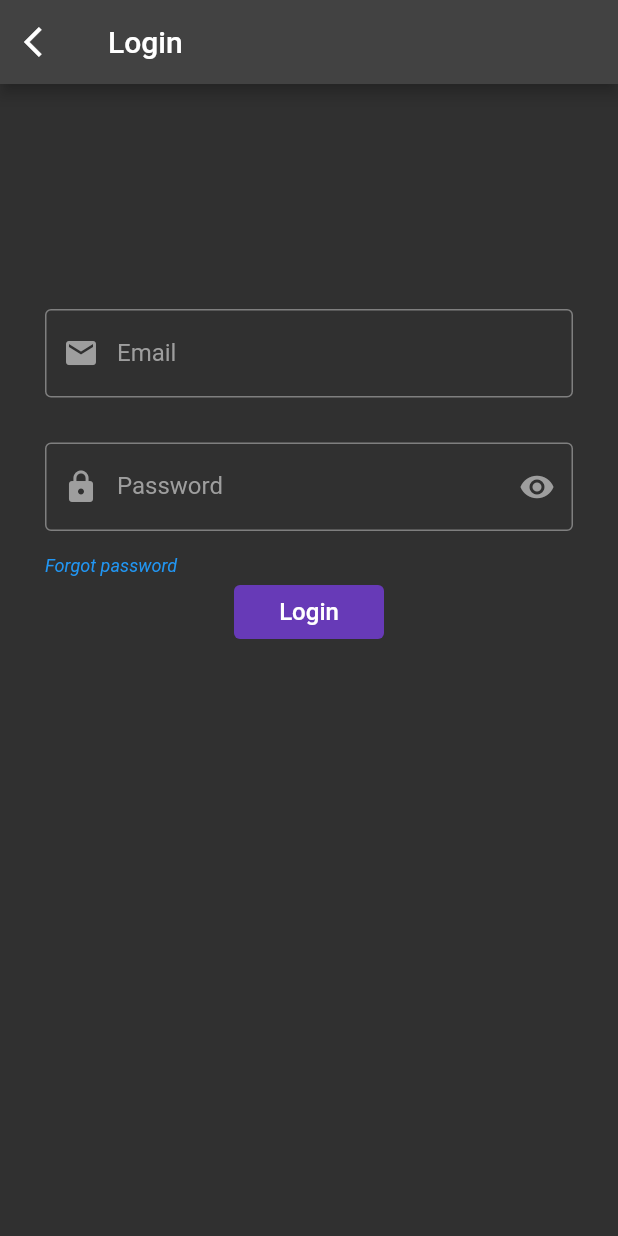
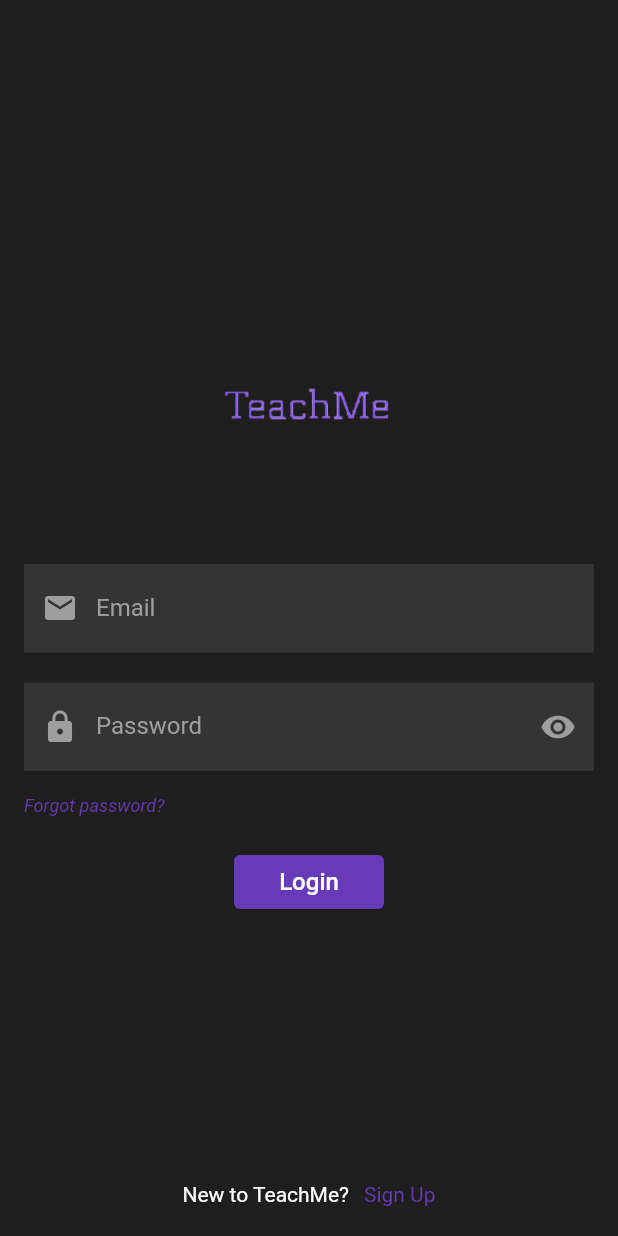
Before and after one commit to JosephLteif/QAProjectFrontEnd, a Flutter app: the screen it shows after launch, after a tap on "Login", on a phone screen of 412 x 824 dp. Run offline on Flutter 3.47's test engine with Material 2 defaults, Android fonts, the phone set to English and light mode, and no system bars; our stand-ins replace dio, flutter_signin_button, fluttertoast, shared_preferences.

Commit message:
Login Screen Done

```diff
--- a/lib/main.dart
+++ b/lib/main.dart
@@ -1,4 +1,3 @@
-
 import 'package:flutter/material.dart';
 import 'package:provider/provider.dart';
 import 'package:qa/utils/settings_prefs.dart';
@@ -24,8 +23,17 @@ class MyApp extends StatelessWidget {
   Widget build(BuildContext context) {
 //    FirebaseMessaging _fcm = FirebaseMessaging.instance;
 //    PushNotificationService(_fcm).initialise(context);
-    return const MaterialApp(
-      home: LandingPage(),
+    return MultiProvider(
+      providers: [
+        ChangeNotifierProvider<SettingsNotifier>(
+            create: (context) => SettingsNotifier()),
+      ],
+      child: Consumer<SettingsNotifier>(
+        builder: (context, value, child) => MaterialApp(
+          theme: value.getTheme(),
+          home: LandingPage(),
+        ),
+      ),
     );
   }
 }
--- a/lib/utils/settings_prefs.dart
+++ b/lib/utils/settings_prefs.dart
@@ -3,24 +3,24 @@ import 'package:qa/utils/storage_manager.dart';
 
 import 'material_color.dart';
 
-class SettingsNotifier extends ChangeNotifier{
+class SettingsNotifier extends ChangeNotifier {
   final darkTheme = ThemeData(
     primarySwatch: Colors.grey,
     primaryColor: Colors.black,
     brightness: Brightness.dark,
+    scaffoldBackgroundColor: const Color(0xFF1E1E1E),
     backgroundColor: const Color(0xFF212121),
     dividerColor: Colors.black12,
     buttonTheme: const ButtonThemeData(
       buttonColor: Colors.deepPurple,
-      textTheme: ButtonTextTheme.primary, //  <-- this auto selects the right color
+      textTheme:
+          ButtonTextTheme.primary, //  <-- this auto selects the right color
     ),
     textButtonTheme: TextButtonThemeData(
         style: TextButton.styleFrom(
             backgroundColor: Colors.deepPurple,
             foregroundColor: Colors.white,
-        fixedSize: const Size.fromWidth(100)
-      )
-    ),
+            fixedSize: const Size.fromWidth(100))),
   );
 
   final lightTheme = ThemeData(
@@ -32,16 +32,14 @@ class SettingsNotifier extends ChangeNotifier{
       dividerColor: Colors.white54,
       buttonTheme: const ButtonThemeData(
         buttonColor: Colors.deepPurple,
-      textTheme: ButtonTextTheme.primary, //  <-- this auto selects the right color
+        textTheme:
+            ButtonTextTheme.primary, //  <-- this auto selects the right color
       ),
       textButtonTheme: TextButtonThemeData(
           style: TextButton.styleFrom(
               backgroundColor: Colors.deepPurple,
               foregroundColor: Colors.white,
-      fixedSize: const Size.fromWidth(100)
-
-    ))
-  );
+              fixedSize: const Size.fromWidth(100))));
   ThemeData _themeData = ThemeData();
   ThemeData getTheme() => _themeData;
   SettingsNotifier() {
@@ -52,10 +50,18 @@ SettingsNotifier() {
         StorageManager.saveData('themeMode', 'light');
       } else {
         print('setting dark theme');
-        _themeData = darkTheme ;
+        _themeData = darkTheme;
       }
       notifyListeners();
     });
+  }
 
+  ToggleTheme() {
+    if (_themeData == lightTheme) {
+      _themeData = darkTheme;
+    } else {
+      _themeData = lightTheme;
+    }
+    notifyListeners();
   }
 }
--- a/lib/views/screens/LandingPage.dart
+++ b/lib/views/screens/LandingPage.dart
@@ -31,14 +31,13 @@ class MyLandingPage extends StatefulWidget {
 }
 
 class _MyLandingPageState extends State<MyLandingPage> {
-
   @override
   Widget build(BuildContext context) {
     return Consumer<SettingsNotifier>(
         builder: (context, theme, _) => MaterialApp(
             theme: theme.getTheme(),
             home: Scaffold(
-        body:  Scaffold(
+                body: Scaffold(
                     body: Center(
               child: Column(
                 mainAxisAlignment: MainAxisAlignment.start,
@@ -49,9 +48,8 @@ class _MyLandingPageState extends State<MyLandingPage> {
                     alignment: Alignment.center,
                     child: const Text(
                       "TeachMe",
-              style: TextStyle(
-                  fontSize: 30,
-                  fontWeight: FontWeight.w600),
+                      style:
+                          TextStyle(fontSize: 30, fontWeight: FontWeight.w600),
                     ),
                   ),
                   Container(
@@ -71,35 +69,37 @@ class _MyLandingPageState extends State<MyLandingPage> {
                                       context,
                                       MaterialPageRoute(
                                           builder: (context) => SignIn()))
-                            .then((value) => setState(() {
-                                  // setView();
-                                }));
+                                  .then((value) => setState(() {}));
                             },
                             child: const Text(
                               "Login",
                               style: TextStyle(fontSize: 16),
                             ),
-                    ),),
+                          ),
+                        ),
                         Container(
                           alignment: Alignment.topLeft,
-                      margin: const EdgeInsets.only(top:10,right: 30, left: 145),
+                          margin: const EdgeInsets.only(
+                              top: 10, right: 30, left: 145),
                           child: RichText(
                             text: TextSpan(
-
                               children: <TextSpan>[
                                 TextSpan(
-                            style: const TextStyle(color: Colors.purple, fontSize: 16.0,fontStyle: FontStyle.italic),
+                                    style: const TextStyle(
+                                        color: Colors.purple,
+                                        fontSize: 16.0,
+                                        fontStyle: FontStyle.italic),
                                     text: 'Sign Up',
                                     recognizer: TapGestureRecognizer()
                                       ..onTap = () {
                                         Navigator.push(
                                                 context,
                                                 MaterialPageRoute(
-                                    builder: (context) => SignUp()))
+                                                    builder: (context) =>
+                                                        SignUp()))
                                             .then((value) => setState(() {
                                                   // setView();
                                                 }));
-                              print('Terms of Service"');
                                       }),
                               ],
                             ),
--- a/lib/views/screens/login.dart
+++ b/lib/views/screens/login.dart
@@ -6,6 +6,7 @@ import 'package:provider/provider.dart';
 import 'package:flutter_signin_button/flutter_signin_button.dart';
 import 'package:qa/services/LoginService.dart';
 import 'package:qa/views/screens/HomePage.dart';
+import 'package:qa/views/screens/signup.dart';
 import 'package:qa/views/screens/widgets/NavBar.dart';
 
 class SignIn extends StatefulWidget {
@@ -25,7 +26,6 @@ class SignIn extends StatefulWidget {
 }
 
 class _SignIn extends State<SignIn> {
-
   TextEditingController emailController = TextEditingController();
   TextEditingController passwordController = TextEditingController();
   final GlobalKey<FormState> _key = GlobalKey<FormState>();
@@ -33,7 +33,10 @@ class _SignIn extends State<SignIn> {
   String errorMessage = '';
 
   bool _obscureText = true;
-  Icon firstIcon = const Icon(Icons.visibility,color: Colors.grey,);
+  Icon firstIcon = const Icon(
+    Icons.visibility,
+    color: Colors.grey,
+  );
   Icon secondIcon = const Icon(Icons.visibility_off, color: Colors.grey);
 
   void _toggle() {
@@ -41,78 +44,60 @@ class _SignIn extends State<SignIn> {
       _obscureText = !_obscureText;
     });
   }
+
   @override
   Widget build(BuildContext context) {
     return Consumer<SettingsNotifier>(
-        builder: (context, theme, _) => MaterialApp(
-          theme: theme.getTheme(),
-          home: Scaffold(
-            appBar: AppBar(
-              title: Text("Login"),
-                 leading: InkWell(
-                  onTap: () {
-                    Navigator.pop(context);
-                  },
-                  child: const Icon(
-                    Icons.arrow_back_ios,
-                    // color: Colors.black54,
-                  ),
-            ),
-          ),
-
-        body: GestureDetector(
-          child: Form(
+      builder: (context, value, _) => Scaffold(
+        backgroundColor: Colors.black,
+        body: Form(
           key: _key,
           child: Scaffold(
-              body: SingleChildScrollView(
-                physics: const NeverScrollableScrollPhysics(),
-                child: IntrinsicHeight(
+            body: Padding(
+                padding: const EdgeInsets.symmetric(horizontal: 16),
                 child: Column(
                   children: [
-                          // Container(
-                          //     alignment: Alignment.topCenter,
-                          //     margin: const EdgeInsets.only(
-                          //         top: 150, right: 30, left: 30),
-                          //     // ignore: prefer_const_constructors
-                          //     child: Image(
-                          //       image: const AssetImage("assets/images/logo.png"),
-                          //       height: 90,
-                          //       width: 90,
-                          //     )
-                          // ),
-                          Container(
-                              alignment: Alignment.topCenter,
-                              margin: const EdgeInsets.only(
-                                  top: 150, right: 30, left: 30),
-                              child: TextFormField(
+                    const Spacer(),
+                    const Image(
+                      image: const AssetImage("assets/images/logo.png"),
+                      height: 200,
+                      width: 200,
+                    ),
+                    TextFormField(
                       key: const Key("Email"),
                       validator: validateEmail,
                       controller: emailController,
                       cursorHeight: 20,
                       autofocus: false,
                       decoration: const InputDecoration(
+                        filled: true,
+                        fillColor: Color(0xFF343434),
                         prefixIcon: Icon(Icons.email, color: Colors.grey),
-                                  border: OutlineInputBorder(),
+                        border: InputBorder.none,
                         labelText: 'Email',
                         labelStyle: TextStyle(color: Colors.grey),
                         focusedBorder: OutlineInputBorder(
                           borderSide: BorderSide(width: 1, color: Colors.grey),
                         ),
                       ),
-                              )),
-                          Container(
-                            alignment: Alignment.topCenter,
-                            margin: const EdgeInsets.only(top:30,right:30,left:30),
-                            child: TextFormField(
+                    ),
+                    const SizedBox(
+                      height: 20,
+                    ),
+                    TextFormField(
                       key: const Key("Password"),
                       controller: passwordController,
                       decoration: InputDecoration(
+                          filled: true,
+                          fillColor: const Color(0xFF343434),
                           labelText: 'Password',
-                                  border: const OutlineInputBorder(),
-                                  prefixIcon: const Icon(Icons.lock, color: Colors.grey),
+                          border: InputBorder.none,
+                          prefixIcon:
+                              const Icon(Icons.lock, color: Colors.grey),
                           labelStyle: const TextStyle(color: Colors.grey),
                           focusedBorder: const OutlineInputBorder(
-                                    borderSide: BorderSide(width: 1, color: Colors.grey),
+                            borderSide:
+                                BorderSide(width: 1, color: Colors.grey),
                           ),
                           suffixIcon: IconButton(
                             icon: _obscureText ? firstIcon : secondIcon,
@@ -123,35 +108,27 @@ class _SignIn extends State<SignIn> {
                       validator: validatePassword,
                       obscureText: _obscureText,
                     ),
-                          ),
                     Text(
                       errorMessage,
                       style: const TextStyle(
                           color: Colors.redAccent,
                           fontWeight: FontWeight.normal),
                     ),
-                          Container(
-                             alignment: Alignment.topLeft,
-                              margin: const EdgeInsets.only(right: 30, left: 30),
-                            child: RichText(
-                              text: TextSpan(
-                                style: const TextStyle(color: Colors.blue, fontSize: 12.0,fontStyle: FontStyle.italic),
-                                children: <TextSpan>[
-                                  TextSpan(
-                                      text: 'Forgot password',
-                                      recognizer: TapGestureRecognizer()
-                                        ..onTap = () {
-                                          print('Terms of Service"');
-                                        }),
-                                ],
+                    const Align(
+                      alignment: Alignment.bottomLeft,
+                      child: Text(
+                        'Forgot password?',
+                        style: TextStyle(
+                            color: Colors.deepPurple,
+                            fontSize: 12.0,
+                            fontStyle: FontStyle.italic),
                       ),
                     ),
+                    const SizedBox(
+                      height: 20,
                     ),
-                          Container(
-                            margin: const EdgeInsets.only(bottom: 10),
-                            child: TextButton(
+                    TextButton(
                       key: const Key("Loginbtn"),
-                              style: theme.getTheme().textButtonTheme.style,
                       onPressed: () async {
                         if (!_key.currentState!.validate()) {
                           return;
@@ -162,12 +139,13 @@ class _SignIn extends State<SignIn> {
                           bool response = await Login(
                               emailController.text.toString(),
                               passwordController.text.toString());
-                                      if(response){
+                          if (response) {
                             // ignore: use_build_context_synchronously
-                                        Navigator.push(context,MaterialPageRoute(
+                            Navigator.push(
+                                context,
+                                MaterialPageRoute(
                                     builder: (context) => const NavBar()));
-                                      }
-                                      else{
+                          } else {
                             Handling().FailedToast();
                           }
                         } catch (e) {
@@ -183,14 +161,37 @@ class _SignIn extends State<SignIn> {
                         style: TextStyle(fontSize: 16),
                       ),
                     ),
+                    const Spacer(),
+                    Row(
+                      mainAxisAlignment: MainAxisAlignment.center,
+                      children: [
+                        const Text("New to TeachMe?"),
+                        const SizedBox(
+                          width: 10,
                         ),
-
+                        GestureDetector(
+                          onTap: () {
+                            Navigator.push(
+                                context,
+                                MaterialPageRoute(
+                                    builder: (context) => SignUp()));
+                          },
+                          child: const Text(
+                            "Sign Up",
+                            style: TextStyle(color: Colors.deepPurple),
+                          ),
+                        ),
+                      ],
+                    ),
+                    const SizedBox(
+                      height: 20,
+                    ),
                   ],
                 )),
           ),
         ),
-        )),
-        )));
+      ),
+    );
   }
 }
 
--- a/lib/views/screens/signup.dart
+++ b/lib/views/screens/signup.dart
@@ -9,14 +9,13 @@ import 'package:qa/services/SignUpService.dart';
 import 'package:qa/views/screens/login.dart';
 
 class SignUp extends StatefulWidget {
-  const SignUp({Key? key}) : super(key: key);
+  SignUp();
 
   @override
   State<SignUp> createState() => _SignUp();
 }
 
 class _SignUp extends State<SignUp> {
-
   TextEditingController emailController = TextEditingController();
   TextEditingController nameController = TextEditingController();
   TextEditingController passwordController = TextEditingController();
@@ -25,7 +24,10 @@ class _SignUp extends State<SignUp> {
   String errorMessage = '';
 
   bool _obscureText = true;
-  Icon firstIcon = const Icon(Icons.visibility,color: Colors.grey,);
+  Icon firstIcon = const Icon(
+    Icons.visibility,
+    color: Colors.grey,
+  );
   Icon secondIcon = const Icon(Icons.visibility_off, color: Colors.grey);
 
   void _toggle() {
@@ -33,6 +35,7 @@ class _SignUp extends State<SignUp> {
       _obscureText = !_obscureText;
     });
   }
+
   @override
   Widget build(BuildContext context) {
     return Consumer<SettingsNotifier>(
@@ -40,7 +43,7 @@ class _SignUp extends State<SignUp> {
             theme: theme.getTheme(),
             home: Scaffold(
               appBar: AppBar(
-              title:const Text("SignUp"),
+                title: const Text("SignUp"),
                 leading: InkWell(
                   onTap: () {
                     Navigator.pop(context);
@@ -51,7 +54,6 @@ class _SignUp extends State<SignUp> {
                   ),
                 ),
               ),
-
               body: GestureDetector(
                   child: Form(
                 key: _key,
@@ -72,12 +74,14 @@ class _SignUp extends State<SignUp> {
                               cursorHeight: 20,
                               autofocus: false,
                               decoration: const InputDecoration(
-                                  prefixIcon: Icon(Icons.person, color: Colors.grey),
+                                prefixIcon:
+                                    Icon(Icons.person, color: Colors.grey),
                                 border: OutlineInputBorder(),
                                 labelText: 'Name',
                                 labelStyle: TextStyle(color: Colors.grey),
                                 focusedBorder: OutlineInputBorder(
-                                    borderSide: BorderSide(width: 1, color: Colors.grey),
+                                  borderSide:
+                                      BorderSide(width: 1, color: Colors.grey),
                                 ),
                               ),
                             )),
@@ -92,28 +96,33 @@ class _SignUp extends State<SignUp> {
                               cursorHeight: 20,
                               autofocus: false,
                               decoration: const InputDecoration(
-                              prefixIcon: Icon(Icons.email, color: Colors.grey),
+                                prefixIcon:
+                                    Icon(Icons.email, color: Colors.grey),
                                 border: OutlineInputBorder(),
                                 labelText: 'Email',
                                 labelStyle: TextStyle(color: Colors.grey),
                                 focusedBorder: OutlineInputBorder(
-                                borderSide: BorderSide(width: 1, color: Colors.grey),
+                                  borderSide:
+                                      BorderSide(width: 1, color: Colors.grey),
                                 ),
                               ),
                             )),
                         Container(
                           alignment: Alignment.topCenter,
-                            margin: const EdgeInsets.only(top:20,right:30,left:30),
+                          margin: const EdgeInsets.only(
+                              top: 20, right: 30, left: 30),
                           child: TextFormField(
                             key: const Key("password"),
                             controller: passwordController,
                             decoration: InputDecoration(
                                 labelText: 'Password',
                                 border: const OutlineInputBorder(),
-                                  prefixIcon: const Icon(Icons.lock, color: Colors.grey),
+                                prefixIcon:
+                                    const Icon(Icons.lock, color: Colors.grey),
                                 labelStyle: const TextStyle(color: Colors.grey),
                                 focusedBorder: const OutlineInputBorder(
-                                    borderSide: BorderSide(width: 1, color: Colors.grey),
+                                  borderSide:
+                                      BorderSide(width: 1, color: Colors.grey),
                                 ),
                                 suffixIcon: IconButton(
                                   icon: _obscureText ? firstIcon : secondIcon,
@@ -148,11 +157,12 @@ class _SignUp extends State<SignUp> {
                                     emailController.text.toString(),
                                     passwordController.text.toString(),
                                     nameController.text.toString());
-                                      if(response){
-                                        Navigator.push(context,MaterialPageRoute(
+                                if (response) {
+                                  Navigator.push(
+                                      context,
+                                      MaterialPageRoute(
                                           builder: (context) => SignIn()));
-                                      }
-                                      else{
+                                } else {
                                   Handling().failSignup();
                                 }
                               } catch (e) {
@@ -170,7 +180,6 @@ class _SignUp extends State<SignUp> {
                     )),
                   ),
                 ),
-
               )),
             )));
   }
@@ -193,6 +202,7 @@ class _SignUp extends State<SignUp> {
   }
   return null;
 }
+
 String? validateName(String? formName) {
   if (formName == null || formName.isEmpty) {
     return 'Name is required.';
--- a/lib/views/screens/widgets/NavBar.dart
+++ b/lib/views/screens/widgets/NavBar.dart
@@ -19,7 +19,7 @@ class _NavBarState extends State<NavBar> {
   void initState() {
     super.initState();
     // database.getUser("FQ74oZhuNYRI2H9HMf3hLC98x5a2");
-    _pageOptions = [const HomePage(),const SignIn(),const SignUp()];
+    _pageOptions = [const HomePage(), const SignIn(), SignUp()];
   }
 
   void _onItemTapped(int index) {
@@ -33,7 +33,7 @@ class _NavBarState extends State<NavBar> {
     return Consumer<SettingsNotifier>(
         builder: (context, theme, _) => MaterialApp(
               theme: theme.getTheme(),
-          home:Scaffold(
+              home: Scaffold(
                   body: _pageOptions[_selectedIndex],
                   bottomNavigationBar: BottomNavigationBar(
                     fixedColor: Colors.deepPurple,
```
Lines whose indentation alone changed are shown as unchanged.
